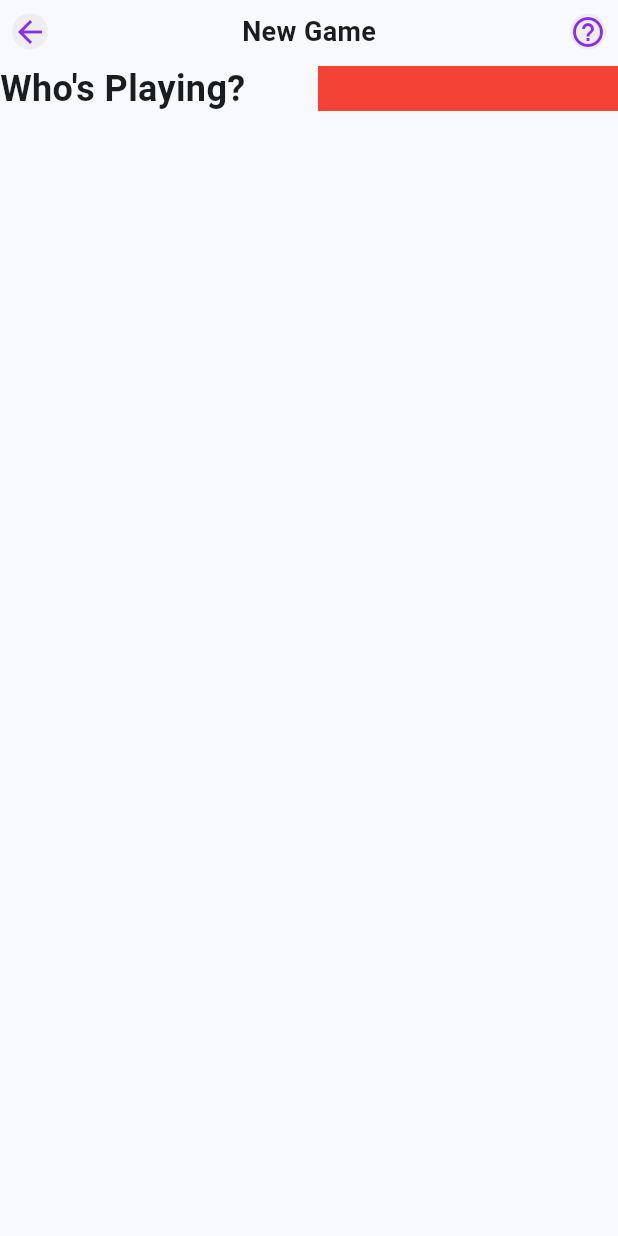
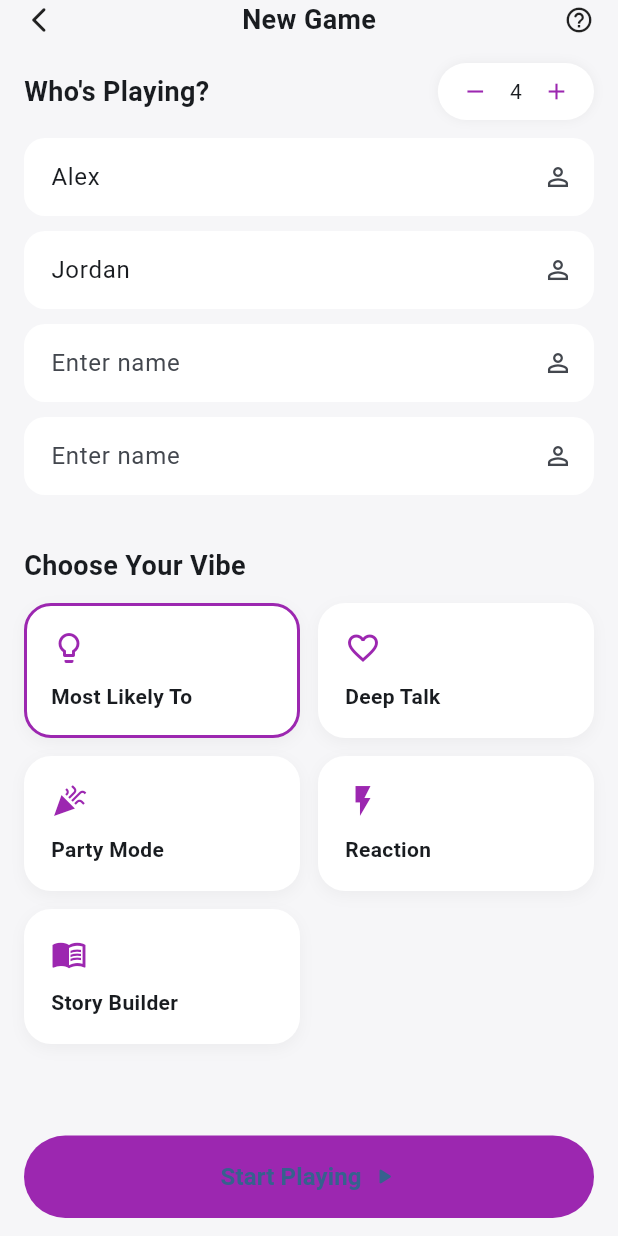
Before and after one commit to Dialawilson/family_time, a Flutter app: the screen it shows after launch, after a tap on "Get Started", on a phone screen of 412 x 824 dp. Run offline on Flutter 3.47's test engine with Material 3 defaults, Android fonts, the phone set to English and light mode, and no system bars; our stand-ins replace flutter_slidable; missing offline and left inert: wolt_modal_sheet.

Commit message:
start page done

```diff
--- a/lib/screen/home/home.dart
+++ b/lib/screen/home/home.dart
@@ -103,7 +103,8 @@ class HomeScreen extends StatelessWidget {
                         textColor: Colors.white,
                         icon: Icons.arrow_forward_ios_rounded,
                         onPressed: (){
-                          Navigator.push(context, MaterialPageRoute(builder: (context)=>StartScreen()));
+                          Navigator.push(context,
+                          MaterialPageRoute(builder: (_)=> const NewGameScreen()));
 
 
                         },
--- a/lib/screen/start/start.dart
+++ b/lib/screen/start/start.dart
@@ -1,52 +1,238 @@
-import 'package:family_time/constant/AppColor.dart';
-import 'package:family_time/widgets/head.dart';
 import 'package:flutter/material.dart';
 
-class StartScreen extends StatefulWidget {
-  const StartScreen({super.key});
+class NewGameScreen extends StatefulWidget {
+  const NewGameScreen({super.key});
 
   @override
-  State<StartScreen> createState() => _StartScreenState();
+  State<NewGameScreen> createState() => _NewGameScreenState();
 }
 
-class _StartScreenState extends State<StartScreen> {
-    int playerCount = 2; // Default player count
-    int selectedGameMode = 0; // Default game mode index
+class _NewGameScreenState extends State<NewGameScreen> {
+  int playerCount = 4;
+  String selectedVibe = "Most Likely To";
 
-    final List<String> gameModes=[
-        "most likely to",
-        "Deep Talk",
-        "Party Mode",
-        "Reaction",
-        "Story Builder"
-    ];
+  final List<TextEditingController> controllers = List.generate(
+    10,
+    (_) => TextEditingController(),
+  );
+
+  final List<Map<String, dynamic>> vibes = const [
+    {"title": "Most Likely To", "icon": Icons.lightbulb_outline},
+    {"title": "Deep Talk", "icon": Icons.favorite_border},
+    {"title": "Party Mode", "icon": Icons.celebration},
+    {"title": "Reaction", "icon": Icons.flash_on},
+    {"title": "Story Builder", "icon": Icons.menu_book},
+  ];
+
+  @override
+  void initState() {
+    super.initState();
+    controllers[0].text = "Alex";
+    controllers[1].text = "Jordan";
+  }
+
   @override
   Widget build(BuildContext context) {
     return Scaffold(
-      body: Column(
-        children: [
-            const Header(),
-          Row(
-            mainAxisAlignment: MainAxisAlignment.spaceBetween,
+      backgroundColor: const Color(0xFFF6F6F8),
+      body: SafeArea(
+        child: Padding(
+          padding: const EdgeInsets.symmetric(horizontal: 16),
+          child: Column(
             children: [
-              Text(
-                "Who's Playing?",
-                style: TextStyle(fontSize: 24, fontWeight: FontWeight.w700),
-              ),
-              Container(
-                width: 200,
-                height: 30,
-                color: Colors.red,
-                child: Row(
+              _header(),
+              const SizedBox(height: 16),
+              Expanded(
+                child: ListView(
                   children: [
-
+                    _playersSection(),
+                    const SizedBox(height: 24),
+                    const Text(
+                      "Choose Your Vibe",
+                      style: TextStyle(
+                        fontSize: 18,
+                        fontWeight: FontWeight.w600,
+                      ),
+                    ),
+                    const SizedBox(height: 12),
+                    _vibeGrid(),
                   ],
                 ),
               ),
+              _startButton(),
+              const SizedBox(height: 12),
             ],
           ),
+        ),
+      ),
+    );
+  }
+
+  Widget _header() {
+    return Row(
+      mainAxisAlignment: MainAxisAlignment.spaceBetween,
+      children: const [
+        Icon(Icons.arrow_back_ios_new_rounded, size: 20),
+        Text(
+          "New Game",
+          style: TextStyle(fontSize: 18, fontWeight: FontWeight.w600),
+        ),
+        Icon(Icons.help_outline_rounded, size: 20),
+      ],
+    );
+  }
+
+  Widget _playersSection() {
+    return Column(
+      crossAxisAlignment: CrossAxisAlignment.start,
+      children: [
+        Row(
+          mainAxisAlignment: MainAxisAlignment.spaceBetween,
+          children: [
+            const Text(
+              "Who's Playing?",
+              style: TextStyle(fontSize: 18, fontWeight: FontWeight.w600),
+            ),
+            _counter(),
+          ],
+        ),
+        const SizedBox(height: 12),
+        ...List.generate(playerCount, (index) => _playerField(index)),
+      ],
+    );
+  }
+
+  Widget _counter() {
+    return Container(
+      padding: const EdgeInsets.symmetric(horizontal: 10, vertical: 4),
+      decoration: BoxDecoration(
+        color: Colors.white,
+        borderRadius: BorderRadius.circular(20),
+        boxShadow: [
+          BoxShadow(
+            color: Colors.black.withOpacity(0.05),
+            blurRadius: 6,
+          ),
+        ],
+      ),
+      child: Row(
+        children: [
+          _iconButton(Icons.remove, () {
+            if (playerCount > 1) setState(() => playerCount--);
+          }),
+          Padding(
+            padding: const EdgeInsets.symmetric(horizontal: 8),
+            child: Text("$playerCount"),
+          ),
+          _iconButton(Icons.add, () {
+            setState(() => playerCount++);
+          }),
         ],
       ),
     );
   }
+
+  Widget _iconButton(IconData icon, VoidCallback onTap) {
+    return InkWell(
+      onTap: onTap,
+      borderRadius: BorderRadius.circular(20),
+      child: Padding(
+        padding: const EdgeInsets.all(6),
+        child: Icon(icon, size: 18, color: Colors.purple),
+      ),
+    );
+  }
+
+  Widget _playerField(int index) {
+    return Padding(
+      padding: const EdgeInsets.only(bottom: 10),
+      child: TextField(
+        controller: controllers[index],
+        decoration: InputDecoration(
+          hintText: "Enter name",
+          filled: true,
+          fillColor: Colors.white,
+          contentPadding:
+              const EdgeInsets.symmetric(horizontal: 14, vertical: 14),
+          border: OutlineInputBorder(
+            borderRadius: BorderRadius.circular(14),
+            borderSide: BorderSide.none,
+          ),
+          suffixIcon: const Icon(Icons.person_outline, size: 20),
+        ),
+      ),
+    );
+  }
+
+  Widget _vibeGrid() {
+    return Wrap(
+      spacing: 12,
+      runSpacing: 12,
+      children: vibes.map((vibe) {
+        final isSelected = selectedVibe == vibe["title"];
+        return GestureDetector(
+          onTap: () => setState(() => selectedVibe = vibe["title"]),
+          child: AnimatedContainer(
+            duration: const Duration(milliseconds: 200),
+            width: MediaQuery.of(context).size.width / 2 - 22,
+            padding: const EdgeInsets.all(16),
+            decoration: BoxDecoration(
+              color: Colors.white,
+              borderRadius: BorderRadius.circular(18),
+              border: Border.all(
+                color: isSelected ? Colors.purple : Colors.transparent,
+                width: 2,
+              ),
+              boxShadow: [
+                BoxShadow(
+                  color: Colors.black.withOpacity(0.04),
+                  blurRadius: 8,
+                  offset: const Offset(0, 3),
+                )
+              ],
+            ),
+            child: Column(
+              crossAxisAlignment: CrossAxisAlignment.start,
+              children: [
+                Icon(vibe["icon"], color: Colors.purple),
+                const SizedBox(height: 10),
+                Text(
+                  vibe["title"],
+                  style: const TextStyle(fontWeight: FontWeight.w600),
+                ),
+              ],
+            ),
+          ),
+        );
+      }).toList(),
+    );
+  }
+
+  Widget _startButton() {
+    return SizedBox(
+      width: double.infinity,
+      height: 55,
+      child: ElevatedButton(
+        style: ElevatedButton.styleFrom(
+          elevation: 0,
+          backgroundColor: Colors.purple,
+          shape: RoundedRectangleBorder(
+            borderRadius: BorderRadius.circular(30),
+          ),
+        ),
+        onPressed: () {},
+        child: const Row(
+          mainAxisAlignment: MainAxisAlignment.center,
+          children: [
+            Text(
+              "Start Playing",
+              style: TextStyle(fontSize: 16, fontWeight: FontWeight.w600),
+            ),
+            SizedBox(width: 6),
+            Icon(Icons.play_arrow_rounded, size: 18)
+          ],
+        ),
+      ),
+    );
+  }
 }
```
Also changed, not shown: lib/widgets/playercounter.dart (added, +30 -0 lines).
